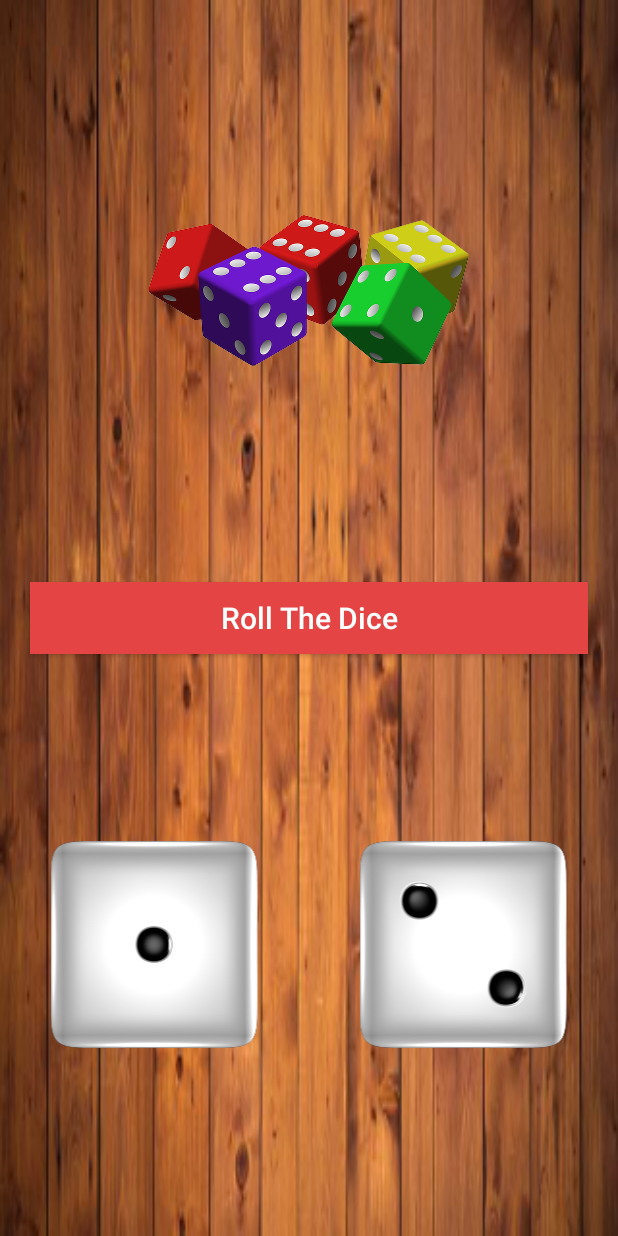
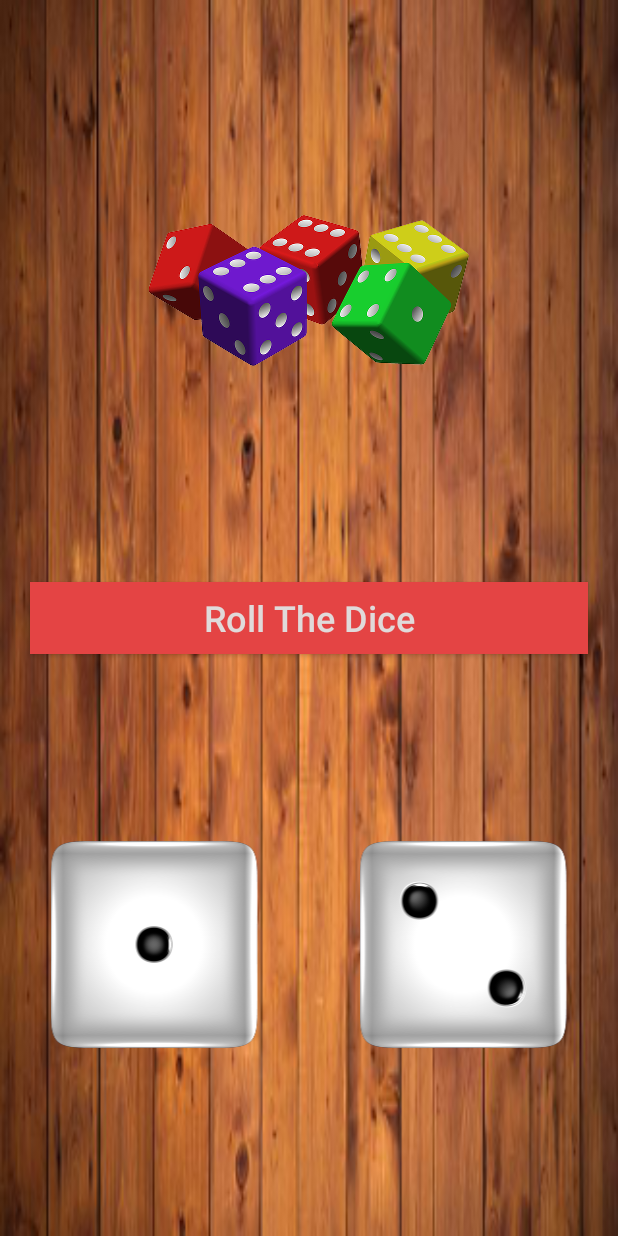
Before and after one commit to KareemYasser20/Dice_App, an Android app: the screen it shows after launch (MainActivity), on a phone screen of 412 x 824 dp. Run offline under Robolectric (Android 15) with nearby library versions, the light colour scheme and no system bars; libraries missing offline, so code that uses them is left out: com.daimajia.androidanimations.

Commit message:
change 1

```diff
--- a/app/src/main/res/layout/activity_main.xml
+++ b/app/src/main/res/layout/activity_main.xml
@@ -25,10 +25,10 @@
         android:layout_width="match_parent"
         android:layout_height="wrap_content"
         android:text="Roll The Dice"
-        android:textColor="#ffffff"
+        android:textColor="#E0DADA"
         android:textAllCaps="false"
         android:background="#E44444"
-        android:textSize="20dp"
+        android:textSize="24dp"
         android:layout_marginRight="20dp"
         android:layout_marginLeft="20dp"/>
 
```
